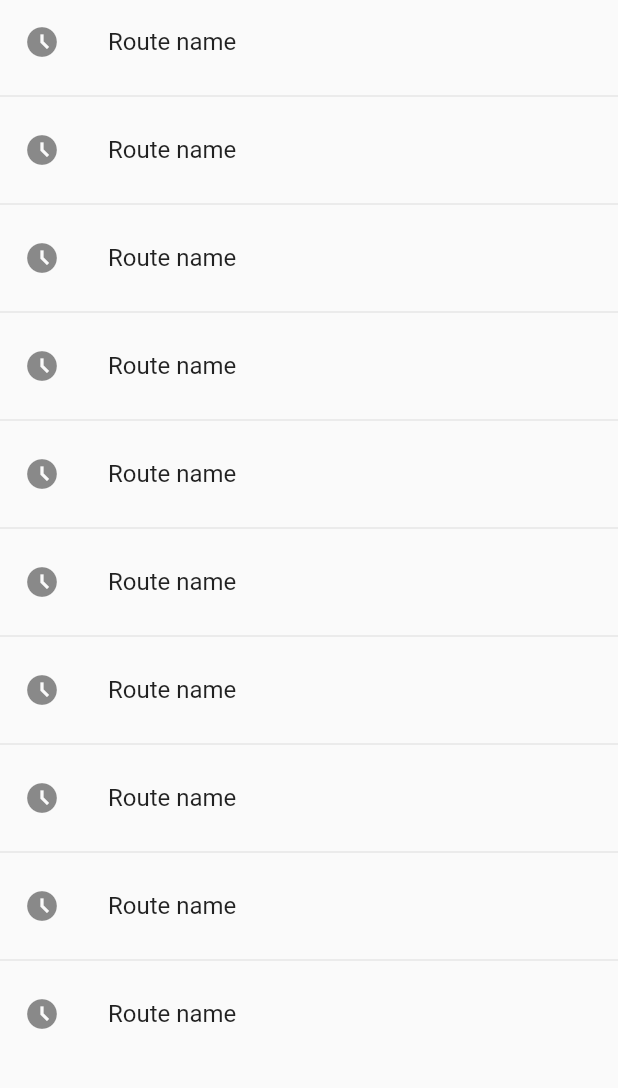
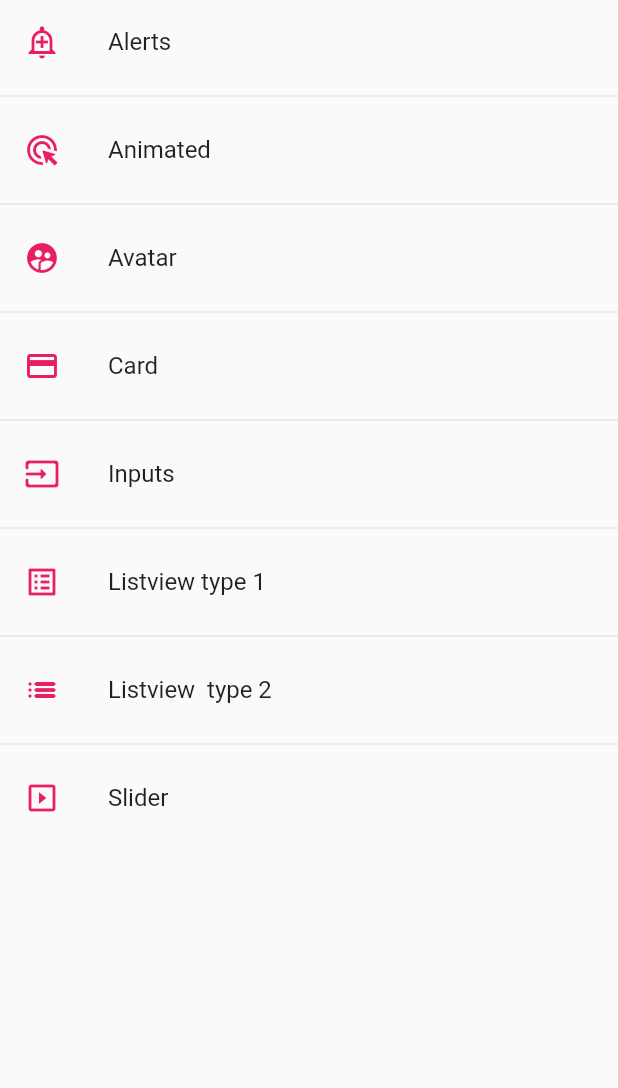
Before and after one commit to Arkord/advanced, a Flutter app: the HomeScreen screen opened directly, on a phone screen of 412 x 824 dp, the part 84-1172 px from its top. Run offline on Flutter 3.47's test engine with Material 2 defaults, Android fonts, the phone set to English and light mode, and no system bars.

Commit message:
dynamic menu

```diff
--- a/lib/router/app_routes.dart
+++ b/lib/router/app_routes.dart
@@ -7,21 +7,21 @@ class AppRoutes {
   static const initialRoute = 'home';
   static final menuOptions = <MenuOption>[
     MenuOption(route: 'alert', icon: Icons.add_alert_outlined, name: 'Alerts', screen: const AlertScreen()),
-    MenuOption(route: 'animated', icon: Icons.ads_click_rounded, name: 'Animated', screen: const AlertScreen()),
-    MenuOption(route: 'avatar', icon: Icons.supervised_user_circle, name: 'Avatar', screen: const AlertScreen()),
-    MenuOption(route: 'card', icon: Icons.credit_card, name: 'Card', screen: const AlertScreen()),
-    MenuOption(route: 'home', icon: Icons.home, name: 'Home', screen: const AlertScreen()),
-    MenuOption(route: 'inputs', icon: Icons.input_rounded, name: 'Inputs', screen: const AlertScreen()),
-    MenuOption(route: 'listview1', icon: Icons.list_alt_outlined, name: 'Listview type 1', screen: const AlertScreen()),
-    MenuOption(route: 'listview', icon: Icons.list_rounded, name: 'Listview', screen: const AlertScreen()),
-    MenuOption(route: 'slider', icon: Icons.slideshow_outlined, name: 'Slider', screen: const AlertScreen())
+    MenuOption(route: 'animated', icon: Icons.ads_click_rounded, name: 'Animated', screen: const AnimatedScreen()),
+    MenuOption(route: 'avatar', icon: Icons.supervised_user_circle, name: 'Avatar', screen: const AvatarScreen()),
+    MenuOption(route: 'card', icon: Icons.credit_card, name: 'Card', screen: const CardScreen()),
+    //MenuOption(route: 'home', icon: Icons.home, name: 'Home', screen: HomeScreen()),
+    MenuOption(route: 'inputs', icon: Icons.input_rounded, name: 'Inputs', screen: const InputsScreen()),
+    MenuOption(route: 'listview1', icon: Icons.list_alt_outlined, name: 'Listview type 1', screen: const ListViewScreen()),
+    MenuOption(route: 'listview', icon: Icons.list_rounded, name: 'Listview  type 2', screen: const ListView2Screen()),
+    MenuOption(route: 'slider', icon: Icons.slideshow_outlined, name: 'Slider', screen: const SliderScreen())
   ];
 
   static Map<String, Widget Function(BuildContext)> getAppRoutes() {
     Map<String, Widget Function(BuildContext)> appRoutes = {};
-    // appRoutes.addAll({
-    //   'home': (BuildContext context) => const HomeScreen()
-    // });
+    appRoutes.addAll({
+      'home': (BuildContext context) => HomeScreen()
+    });
 
     for (final option in menuOptions) {
       appRoutes.addAll({
--- a/lib/screens/home_screen.dart
+++ b/lib/screens/home_screen.dart
@@ -1,8 +1,9 @@
+import 'package:advanced/router/app_routes.dart';
 import 'package:flutter/material.dart';
-import 'listview_screen.dart';
 
 class HomeScreen extends StatelessWidget {
-  const HomeScreen({Key? key}) : super(key: key);
+  HomeScreen({Key? key}) : super(key: key);
+  final menuOptions = AppRoutes.menuOptions;
 
   @override
   Widget build(BuildContext context) {
@@ -14,16 +15,16 @@ class HomeScreen extends StatelessWidget {
         ),
         body: ListView.separated(
             itemBuilder: (context, index) => ListTile(
-                  leading: const Icon(Icons.access_time_filled_outlined),
-                  title: const Text("Route name"),
+                  leading: Icon(menuOptions[index].icon, color: Colors.pink,),
+                  title: Text(menuOptions[index].name),
                   onTap: () {
                     // final route = MaterialPageRoute(builder: (context) => const ListView2Screen());
                     // Navigator.push(context, route);
                     //Navigator.pushReplacement(context, newRoute)
-                    Navigator.pushNamed(context, 'alert');
+                    Navigator.pushNamed(context, menuOptions[index].route);
                   },
                 ),
             separatorBuilder: (context, index) => const Divider(),
-            itemCount: 10));
+            itemCount: menuOptions.length));
   }
 }
```
Also changed, not shown: lib/main.dart (+1 -8 lines).
